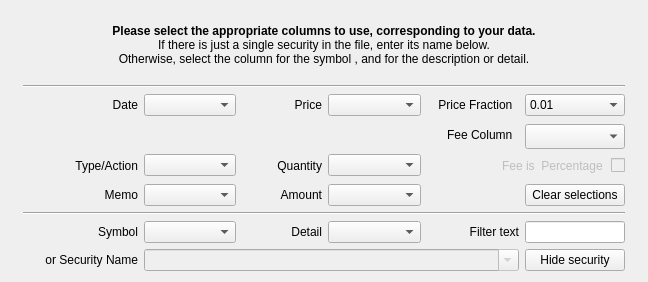
The window that kmymoney/plugins/csvimport/investmentwizardpage.ui (KDE/kmymoney) describes before a commit, drawn with Qt 5.
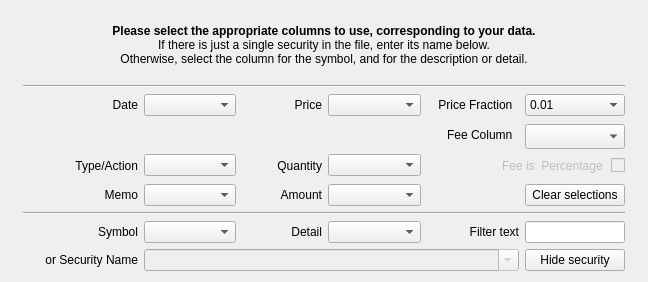
The same window after the commit. Custom widgets are drawn as their Qt base class.

Commit message: Fix minor typos in csv importer.

What changed in the file:
```diff
--- a/kmymoney/plugins/csvimport/investmentwizardpage.ui
+++ b/kmymoney/plugins/csvimport/investmentwizardpage.ui
@@ -46,7 +46,7 @@
 &lt;/style&gt;&lt;/head&gt;&lt;body style=&quot; font-family:'Sans'; font-size:9pt; font-weight:400; font-style:normal;&quot;&gt;
 &lt;p align=&quot;center&quot; style=&quot; margin-top:0px; margin-bottom:0px; margin-left:0px; margin-right:0px; -qt-block-indent:0; text-indent:0px;&quot;&gt;&lt;span style=&quot; font-family:'Sans Serif'; font-weight:600;&quot;&gt;Please select the appropriate columns to use, corresponding to your data.&lt;/span&gt;&lt;/p&gt;
 &lt;p align=&quot;center&quot; style=&quot; margin-top:0px; margin-bottom:0px; margin-left:0px; margin-right:0px; -qt-block-indent:0; text-indent:0px;&quot;&gt;&lt;span style=&quot; font-family:'Sans Serif';&quot;&gt;If there is just a single security in the file, enter its name below.&lt;/span&gt;&lt;/p&gt;
-&lt;p align=&quot;center&quot; style=&quot; margin-top:0px; margin-bottom:0px; margin-left:0px; margin-right:0px; -qt-block-indent:0; text-indent:0px;&quot;&gt;&lt;span style=&quot; font-family:'Sans Serif';&quot;&gt;Otherwise, select the column for the symbol , and for the description or detail.&lt;/span&gt;&lt;/p&gt;&lt;/body&gt;&lt;/html&gt;</string>
+&lt;p align=&quot;center&quot; style=&quot; margin-top:0px; margin-bottom:0px; margin-left:0px; margin-right:0px; -qt-block-indent:0; text-indent:0px;&quot;&gt;&lt;span style=&quot; font-family:'Sans Serif';&quot;&gt;Otherwise, select the column for the symbol, and for the description or detail.&lt;/span&gt;&lt;/p&gt;&lt;/body&gt;&lt;/html&gt;</string>
          </property>
         </widget>
        </item>
```
Left out of the diff: 2 changed lines with no effect on the pictures.
